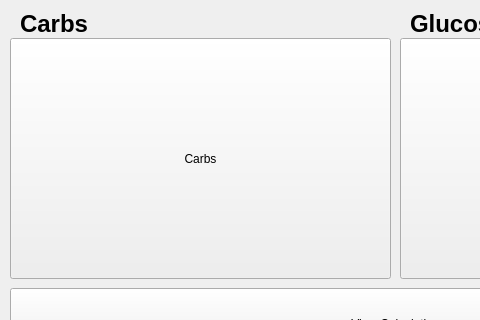
Before: the Qt Designer form tslimSim/mainwindow.ui in Chenguku/t-slim-Insulin-Pump, drawn with Qt 5; both pictures show x 0 to 480 and y 142 to 462 of the 800 by 600 pixel window.
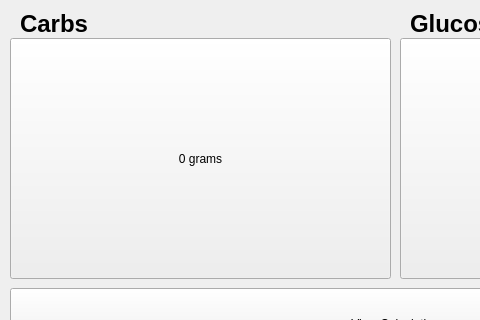
After: the same form once the commit is applied. The open tabs and pages were chosen to show the change.

What changed in the file:
```diff
--- a/tslimSim/mainwindow.ui
+++ b/tslimSim/mainwindow.ui
@@ -605,7 +605,7 @@
        </rect>
       </property>
       <property name="text">
-       <string>Carbs</string>
+       <string>0 grams</string>
       </property>
      </widget>
      <widget class="QLabel" name="carbsLabel">
```
Left out of the diff: 2 changed lines with no effect on the pictures.
